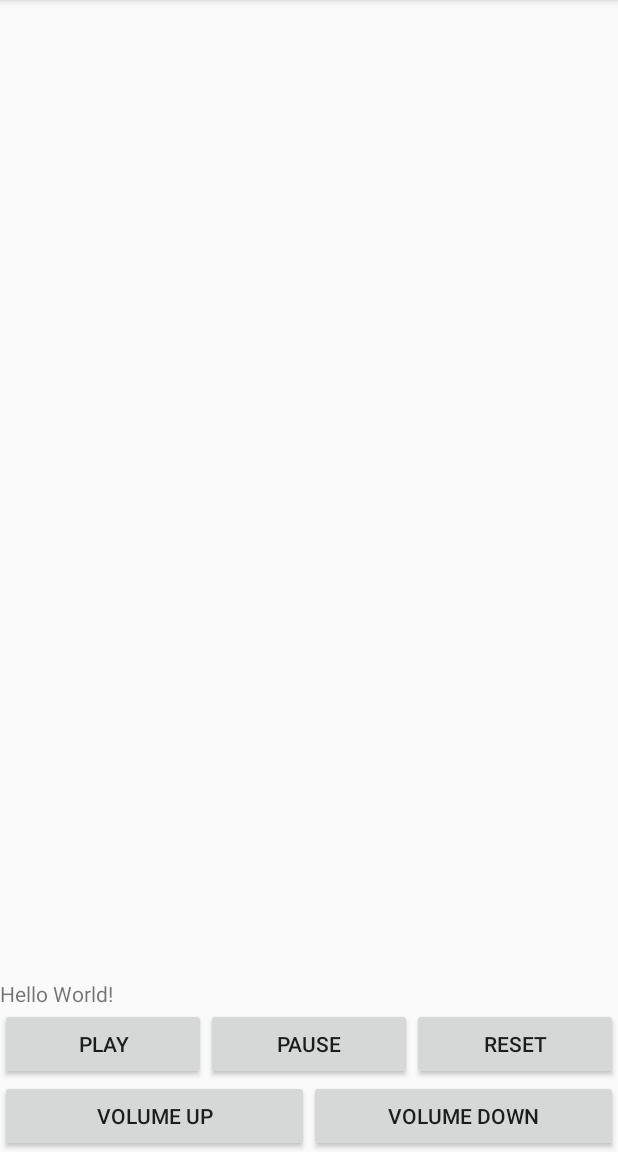
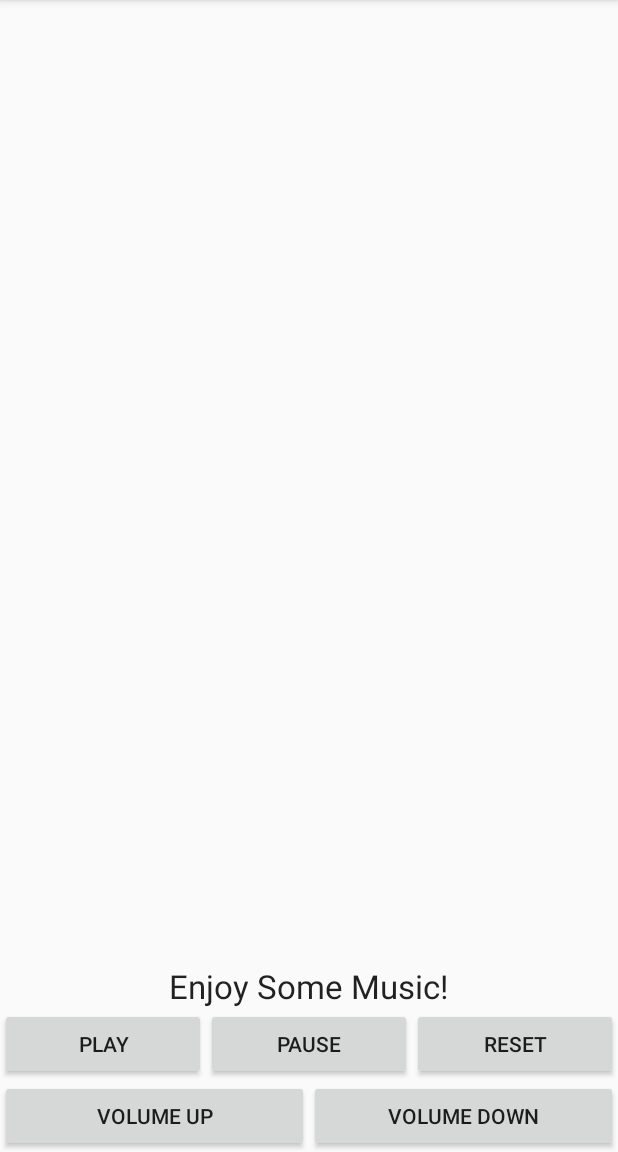
Before and after one commit to sunnyeyez123/musicplayer, an Android app: the screen it shows after launch (MainActivity), after a tap on "VOLUME DOWN", on a phone screen of 412 x 824 dp, the part 84-1236 px from its top. Run offline under Robolectric (Android 15) with nearby library versions, the phone set to English and light mode, and no system bars.

Commit message:
Volume buttons change volume. New music text

```diff
--- a/app/src/main/java/com/jasminelawrence/musicplayer/MainActivity.java
+++ b/app/src/main/java/com/jasminelawrence/musicplayer/MainActivity.java
@@ -43,4 +43,29 @@ public class MainActivity extends AppCompatActivity {
 
 
     }
+
+    public void increaseVolume(View view){
+
+        mMediaPlayer.setVolume((float)0.75, (float)0.75);
+
+        Toast.makeText(getApplicationContext(), "Volume Up",Toast.LENGTH_SHORT).show();
+
+
+    }
+
+    public void decreaseVolume(View view){
+        mMediaPlayer.setVolume((float)0.25, (float)0.25);
+
+
+        Toast.makeText(getApplicationContext(), "Volume down",Toast.LENGTH_SHORT).show();
+
+
+    }
+
+    @Override
+    protected void onStop() {
+        super.onStop();
+        mMediaPlayer.release();
+        mMediaPlayer = null;
+    }
 }
--- a/app/src/main/res/layout/activity_main.xml
+++ b/app/src/main/res/layout/activity_main.xml
@@ -11,7 +11,11 @@
     <TextView
         android:layout_width="wrap_content"
         android:layout_height="wrap_content"
-        android:text="Hello World!" />
+        android:text="Enjoy Some Music!"
+        android:layout_gravity="center"
+        android:textAppearance="@style/Base.TextAppearance.AppCompat.Large"
+
+        />
 
     <LinearLayout
         android:layout_width="match_parent"
@@ -56,7 +60,7 @@
             android:layout_width="0dp"
             android:layout_height="wrap_content"
             android:layout_weight="1"
-            android:onClick="playSong"
+            android:onClick="increaseVolume"
             android:text="Volume Up" />
 
         <Button
@@ -64,7 +68,7 @@
             android:layout_width="0dp"
             android:layout_height="wrap_content"
             android:layout_weight="1"
-            android:onClick="pauseSong"
+            android:onClick="decreaseVolume"
             android:text="Volume Down" />
 
 
```
